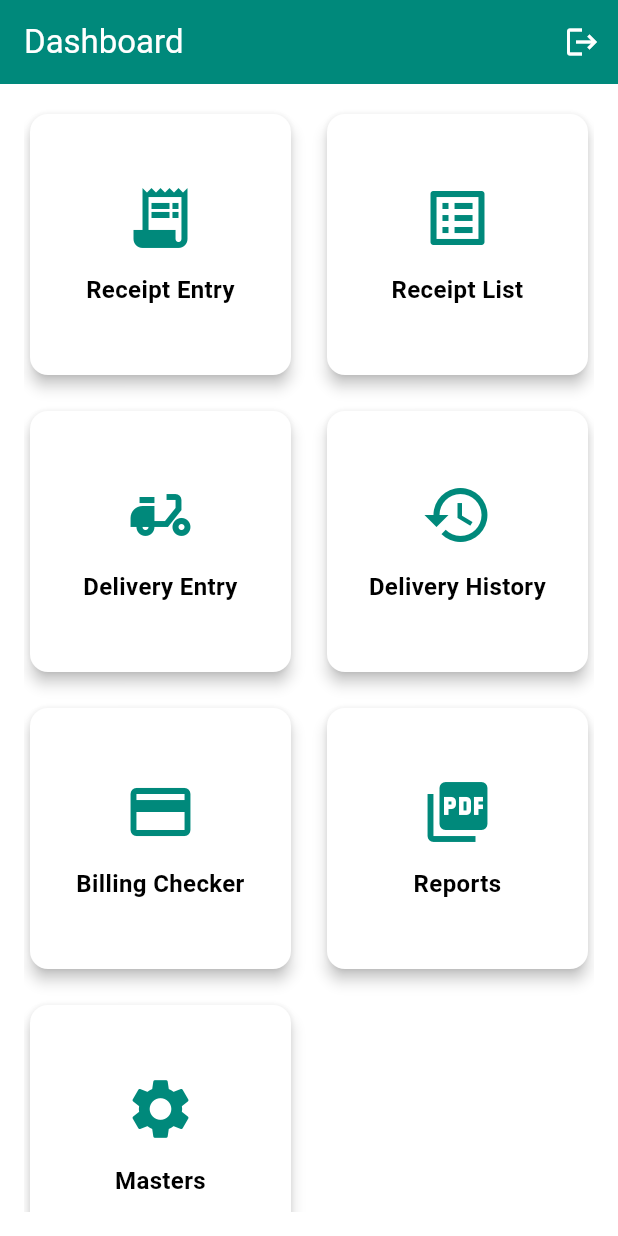
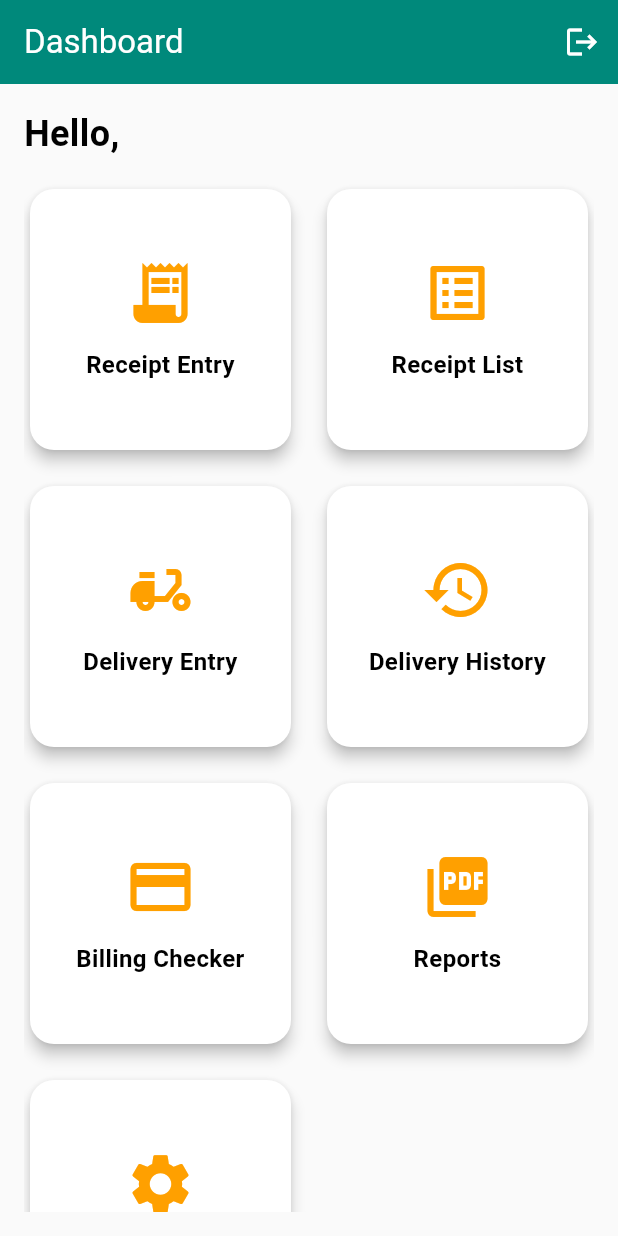
Before and after one commit to SidOn390/business_management_app, a Flutter app: the screen it shows once a user with an empty profile is signed in, on a phone screen of 412 x 824 dp. Run offline on Flutter 3.47's test engine with Material 3 defaults, Android fonts, the phone set to English and light mode, and no system bars; our stand-ins replace cloud_firestore, firebase_analytics, firebase_auth, firebase_core, firebase_crashlytics, shared_preferences; accounts and stored records are empty.

Commit message:
📦 Polish Masters menu, update router, theming, and web config

```diff
--- /dev/null
+++ b/devtools_options.yaml
@@ -0,0 +1,3 @@
+description: This file stores settings for Dart & Flutter DevTools.
+documentation: https://docs.flutter.dev/tools/devtools/extensions#configure-extension-enablement-states
+extensions:
--- a/lib/app_router.dart
+++ b/lib/app_router.dart
@@ -1,7 +1,7 @@
 // File: lib/app_router.dart
-// Description: Defines named routes and route generation for the entire app.
 
 import 'package:flutter/material.dart';
+import 'package:firebase_auth/firebase_auth.dart';
 import 'screens/auth/auth_gate.dart';
 import 'screens/dashboard/dashboard_screen.dart';
 import 'screens/receipt_entry/receipt_entry_screen.dart';
@@ -10,59 +10,78 @@ import 'screens/delivery_entry/delivery_entry_screen.dart';
 import 'screens/delivery_entry/delivery_history_screen.dart';
 import 'screens/billing_checker/billing_checker_screen.dart';
 import 'screens/reports/reports_screen.dart';
+import 'screens/masters/masters_menu_screen.dart';
 import 'screens/masters/cold_storage_master_screen.dart';
 import 'screens/masters/product_type_master_screen.dart';
 import 'screens/masters/brand_master_screen.dart';
-import 'screens/masters/masters_menu_screen.dart';
 
 class AppRouter {
-  // Route names
-  static const String authGate = '/';
-  static const String dashboard = '/dashboard';
-  static const String receiptEntry = '/receipt-entry';
-  static const String receiptList = '/receipt-list';
-  static const String deliveryEntry = '/delivery-entry';
-  static const String deliveryHistory = '/delivery-history';
-  static const String billingChecker = '/billing-checker';
-  static const String reports = '/reports';
-  static const String coldStorageMaster = '/masters/cold-storages';
-  static const String productTypeMaster = '/masters/product-types';
-  static const String brandMaster = '/masters/brands';
-  static const String mastersMenu = '/masters';
+  static const authGate = '/';
+  static const dashboard = '/dashboard';
+  static const receiptEntry = '/receipt-entry';
+  static const receiptList = '/receipt-list';
+  static const deliveryEntry = '/delivery-entry';
+  static const deliveryHistory = '/delivery-history';
+  static const billingChecker = '/billing-checker';
+  static const reports = '/reports';
+  static const mastersMenu = '/masters';
+  static const coldStorageMaster = '/masters/cold-storages';
+  static const productTypeMaster = '/masters/product-types';
+  static const brandMaster = '/masters/brands';
 
-  /// Generates routes based on [settings.name]
   static Route<dynamic> generateRoute(RouteSettings settings) {
+    final isAuth = FirebaseAuth.instance.currentUser != null;
+
+    Widget screenBuilder(Widget w) => isAuth ? w : const AuthGate();
+
     switch (settings.name) {
       case authGate:
         return MaterialPageRoute(builder: (_) => const AuthGate());
       case dashboard:
-        return MaterialPageRoute(builder: (_) => const DashboardScreen());
+        return MaterialPageRoute(
+          builder: (_) => screenBuilder(const DashboardScreen()),
+        );
       case receiptEntry:
-        return MaterialPageRoute(builder: (_) => const ReceiptEntryScreen());
+        return MaterialPageRoute(
+          builder: (_) => screenBuilder(const ReceiptEntryScreen()),
+        );
       case receiptList:
-        return MaterialPageRoute(builder: (_) => const ReceiptListScreen());
+        return MaterialPageRoute(
+          builder: (_) => screenBuilder(const ReceiptListScreen()),
+        );
       case deliveryEntry:
-        return MaterialPageRoute(builder: (_) => const DeliveryEntryScreen());
+        return MaterialPageRoute(
+          builder: (_) => screenBuilder(const DeliveryEntryScreen()),
+        );
       case deliveryHistory:
-        return MaterialPageRoute(builder: (_) => const DeliveryHistoryScreen());
+        return MaterialPageRoute(
+          builder: (_) => screenBuilder(const DeliveryHistoryScreen()),
+        );
       case billingChecker:
-        return MaterialPageRoute(builder: (_) => const BillingCheckerScreen());
+        return MaterialPageRoute(
+          builder: (_) => screenBuilder(const BillingCheckerScreen()),
+        );
       case reports:
-        return MaterialPageRoute(builder: (_) => const ReportsScreen());
+        return MaterialPageRoute(
+          builder: (_) => screenBuilder(const ReportsScreen()),
+        );
+      case mastersMenu:
+        return MaterialPageRoute(
+          builder: (_) => screenBuilder(const MastersMenuScreen()),
+        );
       case coldStorageMaster:
         return MaterialPageRoute(
-          builder: (_) => const ColdStorageMasterScreen(),
+          builder: (_) => screenBuilder(const ColdStorageMasterScreen()),
         );
       case productTypeMaster:
         return MaterialPageRoute(
-          builder: (_) => const ProductTypeMasterScreen(),
+          builder: (_) => screenBuilder(const ProductTypeMasterScreen()),
         );
       case brandMaster:
-        return MaterialPageRoute(builder: (_) => const BrandMasterScreen());
-      case mastersMenu:
-        return MaterialPageRoute(builder: (_) => const MastersMenuScreen());
+        return MaterialPageRoute(
+          builder: (_) => screenBuilder(const BrandMasterScreen()),
+        );
       default:
-        // Fallback to AuthGate for unknown routes
         return MaterialPageRoute(builder: (_) => const AuthGate());
     }
   }
--- a/lib/main.dart
+++ b/lib/main.dart
@@ -1,17 +1,60 @@
+// File: lib/main.dart
+
+import 'package:flutter/foundation.dart' show kIsWeb;
 import 'package:flutter/material.dart';
 import 'package:firebase_core/firebase_core.dart';
+import 'package:firebase_auth/firebase_auth.dart'
+    show FirebaseAuth, Persistence;
+import 'package:firebase_crashlytics/firebase_crashlytics.dart';
+import 'package:firebase_analytics/firebase_analytics.dart';
+import 'package:cloud_firestore/cloud_firestore.dart';
+import 'firebase_options.dart';
 import 'theme.dart';
 import 'app_router.dart';
-import 'firebase_options.dart';
+import 'screens/auth/auth_gate.dart';
 
-void main() async {
+Future<void> main() async {
   WidgetsFlutterBinding.ensureInitialized();
+
+  // Initialize Firebase
   await Firebase.initializeApp(options: DefaultFirebaseOptions.currentPlatform);
+
+  if (kIsWeb) {
+    // Persist login across sessions on Web
+    await FirebaseAuth.instance.setPersistence(Persistence.LOCAL);
+    // Enable Firestore persistence with tab sync, ignore if already enabled
+    try {
+      await FirebaseFirestore.instance.enablePersistence(
+        const PersistenceSettings(synchronizeTabs: true),
+      );
+    } on FirebaseException catch (e) {
+      if (e.code != 'failed-precondition') {
+        // Re-throw if it's a different error
+        rethrow;
+      }
+    }
+  } else {
+    // Mobile-only: initialize Crashlytics
+    FlutterError.onError = FirebaseCrashlytics.instance.recordFlutterFatalError;
+    try {
+      await FirebaseCrashlytics.instance.setCrashlyticsCollectionEnabled(true);
+    } catch (_) {
+      // Ignore if unavailable
+    }
+    // Firestore offline persistence is enabled by default on mobile
+  }
+
+  // Analytics: only on mobile
+  if (!kIsWeb) {
+    await FirebaseAnalytics.instance.logAppOpen();
+  }
+
   runApp(const MyApp());
 }
 
 class MyApp extends StatelessWidget {
   const MyApp({super.key});
+
   @override
   Widget build(BuildContext context) {
     return MaterialApp(
--- a/lib/screens/dashboard/dashboard_screen.dart
+++ b/lib/screens/dashboard/dashboard_screen.dart
@@ -1,16 +1,22 @@
 // File: lib/screens/dashboard/dashboard_screen.dart
 
 import 'package:flutter/material.dart';
+import 'package:firebase_auth/firebase_auth.dart';
 import '../../services/auth_service.dart';
 import '../../app_router.dart';
 
 class DashboardScreen extends StatelessWidget {
-  const DashboardScreen({super.key});
+  const DashboardScreen({Key? key}) : super(key: key);
 
   @override
   Widget build(BuildContext context) {
-    // Define dashboard items
-    final items = [
+    // Extract username from email
+    final user = FirebaseAuth.instance.currentUser;
+    final email = user?.email ?? '';
+    final username = email.contains('@') ? email.split('@').first : email;
+    final greeting = 'Hello, $username';
+
+    final items = <_DashboardItem>[
       _DashboardItem(
         title: 'Receipt Entry',
         icon: Icons.receipt_long,
@@ -41,15 +47,15 @@ class DashboardScreen extends StatelessWidget {
         icon: Icons.picture_as_pdf,
         route: AppRouter.reports,
       ),
-      // Masters
       _DashboardItem(
         title: 'Masters',
         icon: Icons.settings,
-        route: AppRouter.mastersMenu, // new route
+        route: AppRouter.mastersMenu,
       ),
     ];
 
     return Scaffold(
+      backgroundColor: Colors.grey[50],
       appBar: AppBar(
         title: const Text('Dashboard'),
         actions: [
@@ -58,16 +64,24 @@ class DashboardScreen extends StatelessWidget {
             tooltip: 'Logout',
             onPressed: () async {
               await AuthService().signOut();
-              // AuthGate will redirect back to Login
             },
           ),
         ],
       ),
       body: Padding(
         padding: const EdgeInsets.all(16),
+        child: Column(
+          crossAxisAlignment: CrossAxisAlignment.start,
+          children: [
+            Text(
+              greeting,
+              style: const TextStyle(fontSize: 24, fontWeight: FontWeight.bold),
+            ),
+            const SizedBox(height: 16),
+            Expanded(
               child: GridView.builder(
-          gridDelegate: const SliverGridDelegateWithFixedCrossAxisCount(
-            crossAxisCount: 2,
+                gridDelegate: const SliverGridDelegateWithMaxCrossAxisExtent(
+                  maxCrossAxisExtent: 300, // Responsive: tiles max width 300px
                   mainAxisSpacing: 16,
                   crossAxisSpacing: 16,
                   childAspectRatio: 1,
@@ -76,20 +90,22 @@ class DashboardScreen extends StatelessWidget {
                 itemBuilder: (context, index) {
                   final item = items[index];
                   return Card(
+                    shape: RoundedRectangleBorder(
+                      borderRadius: BorderRadius.circular(16),
+                    ),
                     elevation: 4,
-              shape: RoundedRectangleBorder(
-                borderRadius: BorderRadius.circular(12),
-              ),
                     child: InkWell(
-                borderRadius: BorderRadius.circular(12),
+                      borderRadius: BorderRadius.circular(16),
                       onTap: () => Navigator.pushNamed(context, item.route),
+                      child: Padding(
+                        padding: const EdgeInsets.all(16),
                         child: Column(
                           mainAxisAlignment: MainAxisAlignment.center,
                           children: [
                             Icon(
                               item.icon,
                               size: 48,
-                      color: Theme.of(context).primaryColor,
+                              color: Theme.of(context).colorScheme.secondary,
                             ),
                             const SizedBox(height: 12),
                             Text(
@@ -103,8 +119,12 @@ class DashboardScreen extends StatelessWidget {
                           ],
                         ),
                       ),
+                    ),
                   );
                 },
+              ),
+            ),
+          ],
         ),
       ),
     );
--- a/pubspec.yaml
+++ b/pubspec.yaml
@@ -39,6 +39,8 @@ dependencies:
   firebase_auth:  ^5.7.0     # ← current auth plugin :contentReference[oaicite:1]{index=1}
   cloud_firestore: ^5.6.12    # ← latest published CF plugin :contentReference[oaicite:2]{index=2}
   shared_preferences: ^2.5.3
+  firebase_analytics: ^11.6.0
+  firebase_crashlytics: ^4.3.10
 
 
 
@@ -51,7 +53,7 @@ dev_dependencies:
   # activated in the `analysis_options.yaml` file located at the root of your
   # package. See that file for information about deactivating specific lint
   # rules and activating additional ones.
-  flutter_lints: ^5.0.0
+  flutter_lints: ^6.0.0
 
 # For information on the generic Dart part of this file, see the
 # following page: https://dart.dev/tools/pub/pubspec
```
Also changed, not shown: pubspec.lock, 2 other files. Lines whose indentation alone changed are shown as unchanged.
